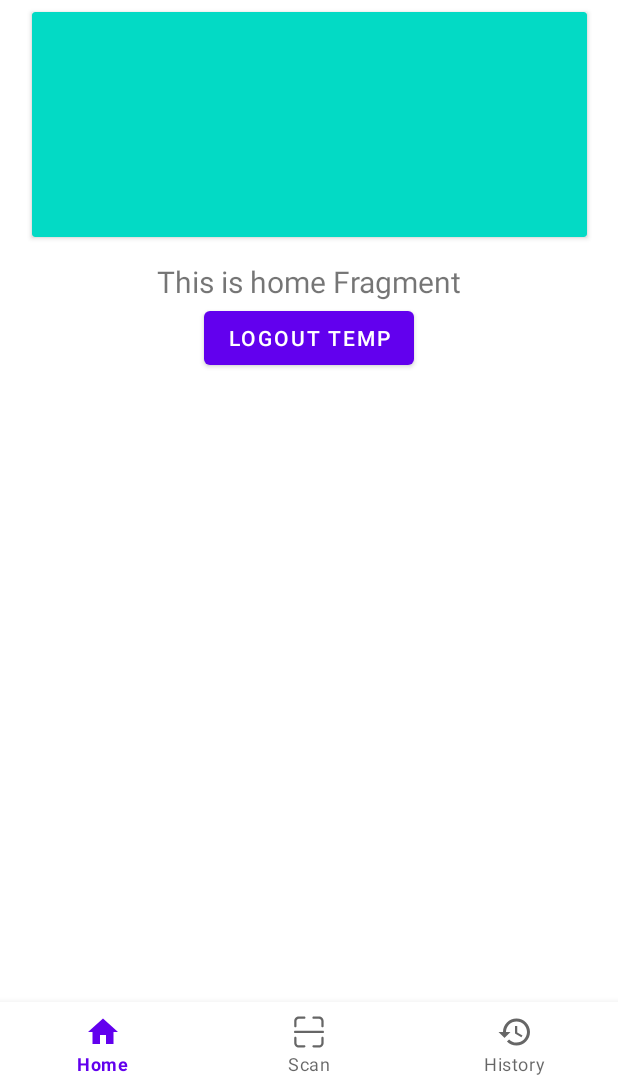
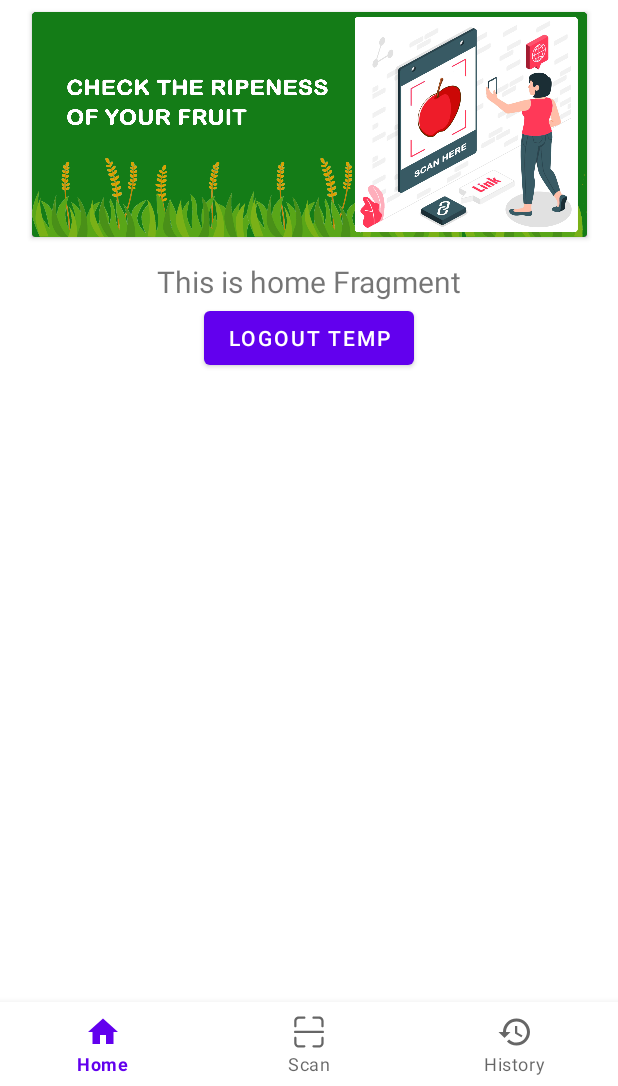
Before and after one commit to FruitMate/Mobile-Development, an Android app: the screen it shows after launch once a user with an empty profile is signed in (MainActivity), on a phone screen of 412 x 824 dp, the part 150-1236 px from its top. Run offline under Robolectric (Android 15) with nearby library versions, the phone set to English and light mode, and no system bars; our stand-ins replace Firebase (no records; nobody signed in at launch, a user with empty details on screens opened directly), navigation-ui.

Commit message:
penambahan banner dihalaman home.

```diff
--- a/app/src/main/res/layout/fragment_home.xml
+++ b/app/src/main/res/layout/fragment_home.xml
@@ -17,8 +17,13 @@
             app:layout_constraintEnd_toEndOf="parent"
             app:layout_constraintStart_toStartOf="parent"
             app:layout_constraintTop_toTopOf="parent"
-            android:layout_marginTop="8dp"
-            android:backgroundTint="@color/teal_200">
+            android:layout_marginTop="8dp">
+
+            <ImageView
+                android:layout_width="wrap_content"
+                android:layout_height="wrap_content"
+                android:src="@drawable/bannerfix"
+                android:scaleType="fitXY" />
 
         </androidx.cardview.widget.CardView>
 
```
Also changed, not shown: app/src/main/res/drawable/bannerfix.png (added).
